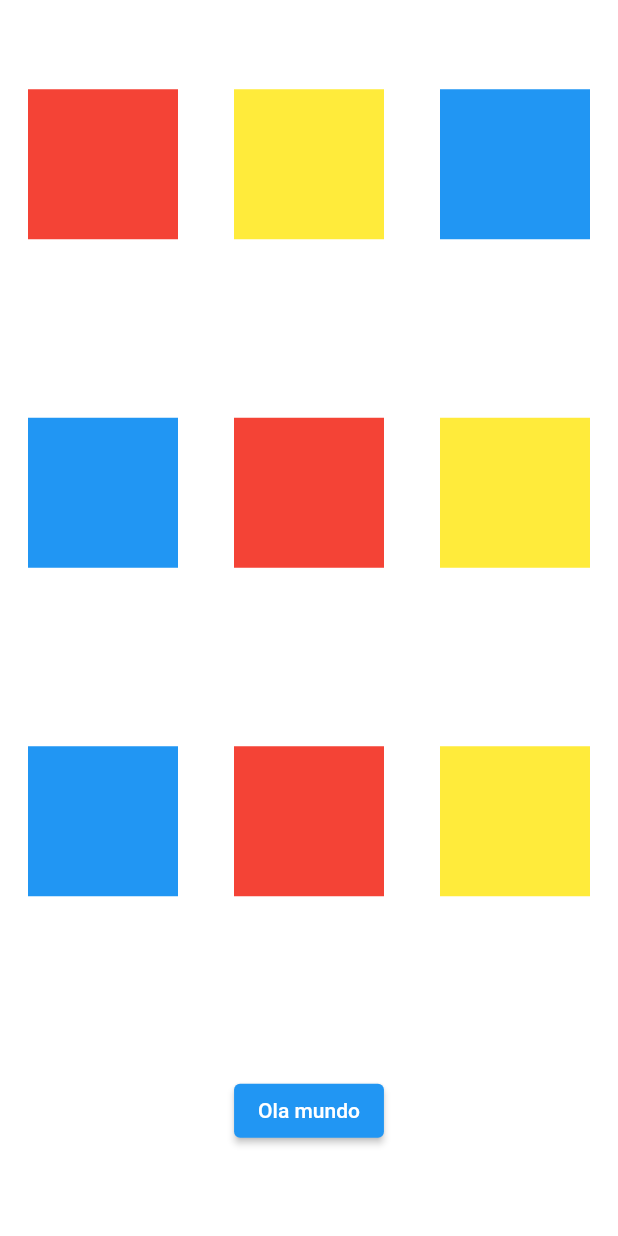
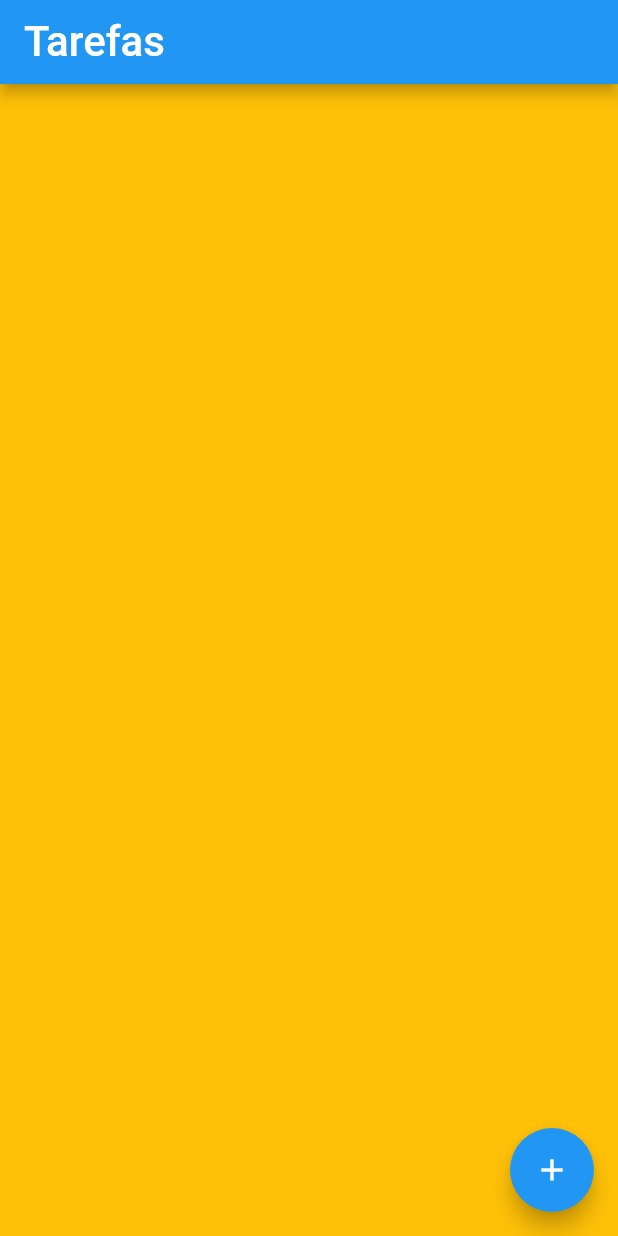
Before and after one commit to DaniloSacramento/Mais-sobre-Flutter, a Flutter app: the screen it shows after launch, on a phone screen of 412 x 824 dp. Run offline on Flutter 3.47's test engine with Material 2 defaults, Android fonts, the phone set to English and light mode, and no system bars.

Commit message:
começando o projeto

```diff
--- a/curso__/lib/primeira_tela.dart
+++ b/curso__/lib/primeira_tela.dart
@@ -7,78 +7,19 @@ class Tela1 extends StatelessWidget {
 
   @override
   Widget build(BuildContext context) {
-    return Container(
-      color: Colors.white,
-      child: Column(
-        mainAxisAlignment: MainAxisAlignment.spaceAround,
-        crossAxisAlignment: CrossAxisAlignment.center,
-        children: [
-          Row(
-            mainAxisAlignment: MainAxisAlignment.spaceAround,
-            crossAxisAlignment: CrossAxisAlignment.center,
-            children: [
-              Container(
-                color: Colors.red,
-                width: 100,
-                height: 100,
-              ),
-              Container(
-                color: Colors.yellow,
-                width: 100,
-                height: 100,
-              ),
-              Container(
-                color: Colors.blue,
-                width: 100,
-                height: 100,
-              )
-            ],
+    return Scaffold(
+      appBar: AppBar(
+        title: const Text("Tarefas",
+          style: TextStyle(
+            fontSize: 28
           ),
-          Row(
-            mainAxisAlignment: MainAxisAlignment.spaceAround,
-            crossAxisAlignment: CrossAxisAlignment.center,
-            children: [
-              Container(
-                color: Colors.blue,
-                width: 100,
-                height: 100,
-              ),
-              Container(
-                color: Colors.red,
-                width: 100,
-                height: 100,
-              ),
-              Container(
-                color: Colors.yellow,
-                width: 100,
-                height: 100,
-              )
-            ],
-          ),
-          Row(
-            mainAxisAlignment: MainAxisAlignment.spaceAround,
-            crossAxisAlignment: CrossAxisAlignment.center,
-            children: [
-              Container(
-                color: Colors.blue,
-                width: 100,
-                height: 100,
-              ),
-              Container(
-                color: Colors.red,
-                width: 100,
-                height: 100,
-              ),
-              Container(
-                color: Colors.yellow,
-                width: 100,
-                height: 100,
-              )
-            ],
-          ),
-          ElevatedButton(onPressed: () {}, child: Text("Ola mundo"))
-        ],
+        ),
       ),
+      body: Container(
+          color: Colors.amber,
+      ),
+      floatingActionButton:
+      FloatingActionButton(onPressed: (){}, child: const Icon(Icons.add),),
     );
   }
 }
```
